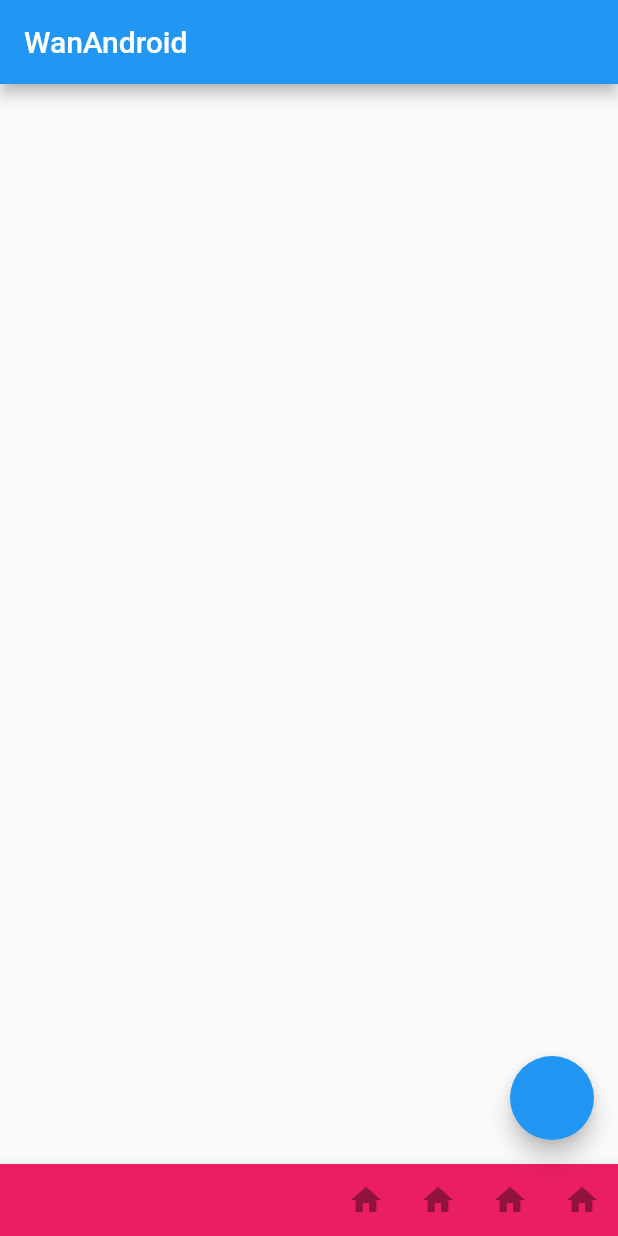
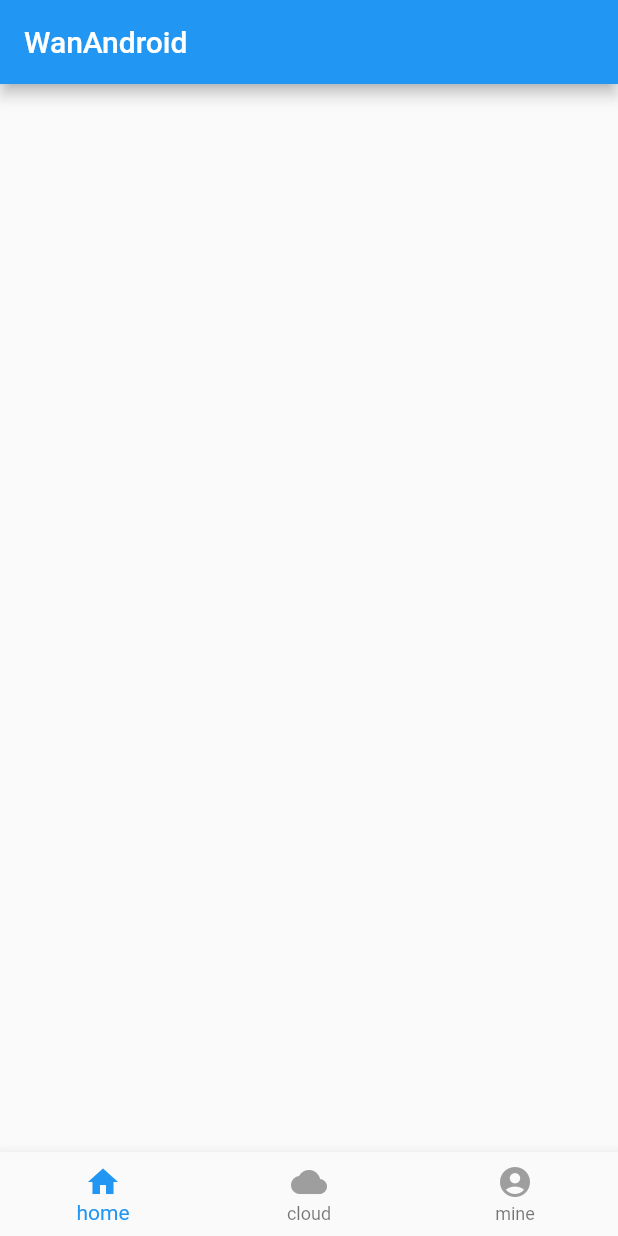
Before and after one commit to simplehych/wan_android, a Flutter app: the screen it shows after launch, on a phone screen of 412 x 824 dp. Run offline on Flutter 3.47's test engine with Material 2 defaults, Android fonts, the phone set to English and light mode, and no system bars.

Commit message:
add main page

```diff
--- a/lib/main.dart
+++ b/lib/main.dart
@@ -1,7 +1,8 @@
 import 'package:flutter/material.dart';
 import 'package:wan_andoird/bottom_app_bar.dart';
+import 'package:wan_andoird/page/MainPage.dart';
 
-void main() => runApp(new MyApp());
+void main() => runApp(new MainPage());
 
 class MyApp extends StatelessWidget {
   @override
--- /dev/null
+++ b/lib/page/MainPage.dart
@@ -0,0 +1,77 @@
+import 'package:flutter/material.dart';
+
+class MainPage extends StatefulWidget {
+  @override
+  State<StatefulWidget> createState() {
+    return MainPageState();
+  }
+}
+
+class MainPageState extends State<MainPage> {
+  List<BottomNavigationBarItem> _bottomNavigationBarItemList;
+  int _curIndex = 0;
+
+  @override
+  void initState() {
+    super.initState();
+    Color bgColor = Colors.white;
+    Color selectColor = Colors.blue;
+    Color unSelectColor = Colors.grey;
+    _bottomNavigationBarItemList = <BottomNavigationBarItem>[
+      BottomNavigationBarItem(
+          icon: Icon(
+            Icons.home,
+            color: unSelectColor,
+          ),
+          title: Text("home"),
+          activeIcon: Icon(
+            Icons.home,
+            color: selectColor,
+          ),
+          backgroundColor: bgColor),
+      BottomNavigationBarItem(
+          icon: Icon(
+            Icons.cloud,
+            color: unSelectColor,
+          ),
+          title: Text("cloud"),
+          activeIcon: Icon(
+            Icons.cloud,
+            color: selectColor,
+          ),
+          backgroundColor: bgColor),
+      BottomNavigationBarItem(
+          icon: Icon(
+            Icons.account_circle,
+            color: unSelectColor,
+          ),
+          title: Text("mine"),
+          activeIcon: Icon(
+            Icons.account_circle,
+            color: selectColor,
+          ),
+          backgroundColor: bgColor),
+    ];
+  }
+
+  @override
+  void dispose() {
+    super.dispose();
+  }
+
+  @override
+  Widget build(BuildContext context) {
+    return MaterialApp(
+      home: new Scaffold(
+        appBar: AppBar(
+          title: Text("WanAndroid"),
+        ),
+        body: Center(),
+        bottomNavigationBar: BottomNavigationBar(
+          currentIndex: _curIndex,
+          items: _bottomNavigationBarItemList,
+        ),
+      ),
+    );
+  }
+}
```
Also changed, not shown: lib/bottom_app_bar.dart (+121 -22 lines), lib/page/CloudPage.dart (added, +14 -0 lines), lib/page/HomePage.dart (added, +14 -0 lines), lib/page/MinePage.dart (added, +14 -0 lines).
